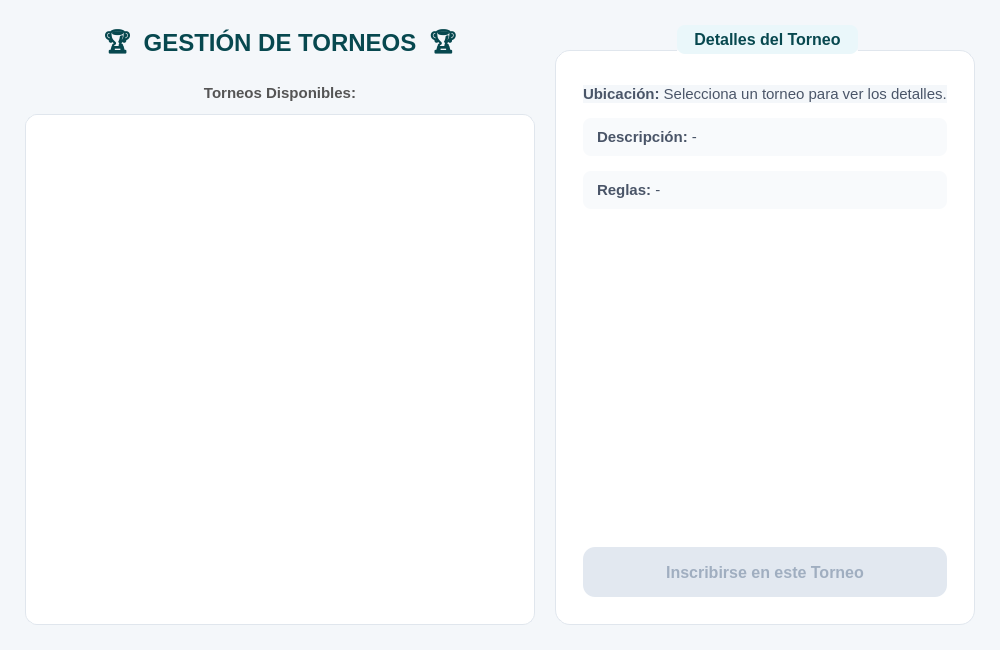
Above: Proyecto/src/vista/Ui/torneos.ui from OscarCollantesPenalba/Paladex before the change. Below: the same form after it.
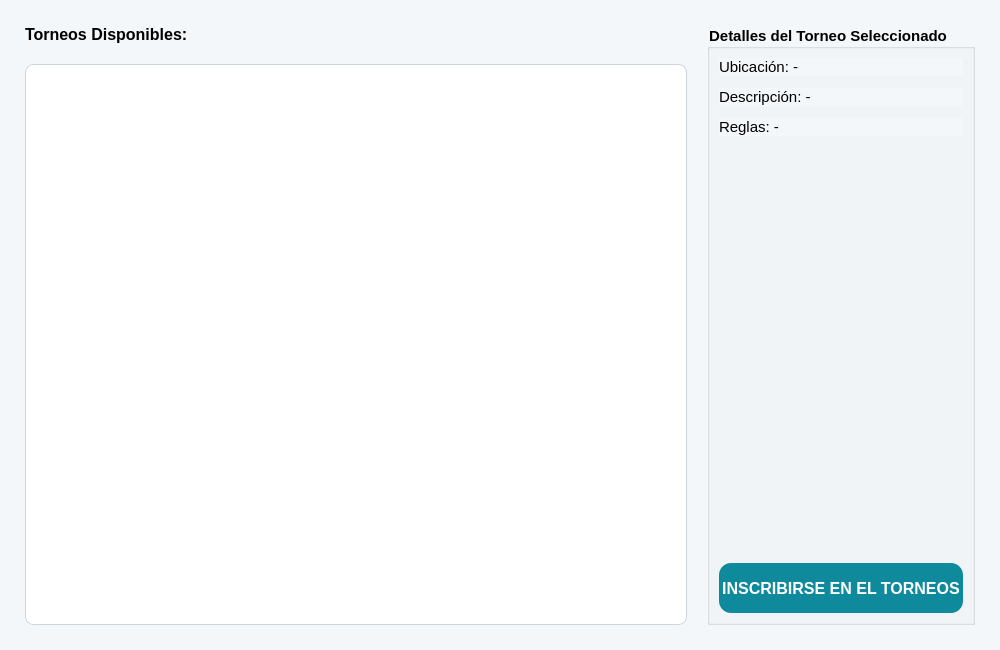
That is the form after the change.

What changed in the file:
```diff
--- a/Proyecto/src/vista/Ui/torneos.ui
+++ b/Proyecto/src/vista/Ui/torneos.ui
@@ -44,85 +44,25 @@
     </property>
     <item>
      <layout class="QVBoxLayout" name="verticalLayoutLista">
-      <property name="spacing">
-       <number>12</number>
-      </property>
       <item>
        <widget class="QLabel" name="label">
         <property name="font">
          <font>
           <family>Segoe UI</family>
-          <pointsize>18</pointsize>
+          <pointsize>12</pointsize>
           <weight>75</weight>
           <bold>true</bold>
          </font>
-        </property>
-        <property name="styleSheet">
-         <string notr="true">color: #07484F;</string>
-        </property>
-        <property name="text">
-         <string>🏆  GESTIÓN DE TORNEOS  🏆</string>
-        </property>
-        <property name="alignment">
-         <set>Qt::AlignCenter</set>
-        </property>
-       </widget>
-      </item>
-      <item>
-       <widget class="QLabel" name="lblLista">
-        <property name="font">
-         <font>
-          <family>Segoe UI</family>
-          <pointsize>11</pointsize>
-          <weight>75</weight>
-          <bold>true</bold>
-         </font>
-        </property>
-        <property name="styleSheet">
-         <string notr="true">color: #555555; margin-top: 5px;</string>
         </property>
         <property name="text">
          <string>Torneos Disponibles:</string>
         </property>
-        <property name="alignment">
-         <set>Qt::AlignCenter</set>
-        </property>
        </widget>
       </item>
       <item>
        <widget class="QListWidget" name="listTorneos">
-        <property name="font">
-         <font>
-          <family>Segoe UI</family>
-          <pointsize>11</pointsize>
-         </font>
-        </property>
         <property name="styleSheet">
-         <string notr="true">QListWidget {
-    background-color: white;
-    border: 1px solid #E0E6ED;
-    border-radius: 12px;
-    padding: 8px;
-    outline: none;
-}
-
-QListWidget::item {
-    padding: 12px;
-    border-radius: 8px;
-    margin-bottom: 4px;
-    color: #333333;
-}
-
-QListWidget::item:selected {
-    background-color: #0F8A9D;
-    color: white;
-    font-weight: bold;
-}
-
-QListWidget::item:hover:!selected {
-    background-color: #EAF7FA;
-    color: #0F8A9D;
-}</string>
+         <string notr="true">QListWidget { background-color: white; border: 1px solid #CBD5E1; border-radius: 8px; padding: 5px; } QListWidget::item { padding: 8px; }</string>
         </property>
        </widget>
       </item>
@@ -130,49 +70,20 @@
     </item>
     <item>
      <widget class="QGroupBox" name="groupDetalles">
+      <property name="title">
+       <string>Detalles del Torneo Seleccionado</string>
+      </property>
       <property name="font">
        <font>
         <family>Segoe UI</family>
-        <pointsize>12</pointsize>
+        <pointsize>11</pointsize>
         <weight>75</weight>
         <bold>true</bold>
        </font>
       </property>
-      <property name="styleSheet">
-       <string notr="true">QGroupBox {
-    background-color: white;
-    border: 1px solid #E0E6ED;
-    border-radius: 15px;
-    margin-top: 25px;
-}
-
-QGroupBox::title {
-    subcontrol-origin: margin;
-    subcontrol-position: top center;
-    padding: 5px 15px;
-    color: #07484F;
-    background-color: #EAF7FA;
-    border-radius: 8px;
-}</string>
-      </property>
-      <property name="title">
-       <string>Detalles del Torneo</string>
-      </property>
       <layout class="QVBoxLayout" name="verticalLayoutDetalles">
        <property name="spacing">
-        <number>15</number>
-       </property>
-       <property name="leftMargin">
-        <number>25</number>
-       </property>
-       <property name="topMargin">
-        <number>35</number>
-       </property>
-       <property name="rightMargin">
-        <number>25</number>
-       </property>
-       <property name="bottomMargin">
-        <number>25</number>
+        <number>12</number>
        </property>
        <item>
         <widget class="QLabel" name="lblUbicacion">
@@ -180,13 +91,12 @@
           <font>
            <family>Segoe UI</family>
            <pointsize>11</pointsize>
+           <weight>50</weight>
+           <bold>false</bold>
           </font>
          </property>
-         <property name="styleSheet">
-          <string notr="true">color: #4A5568;</string>
-         </property>
          <property name="text">
-          <string>&lt;b&gt;Ubicación:&lt;/b&gt; Selecciona un torneo para ver los detalles.</string>
+          <string>Ubicación: -</string>
          </property>
         </widget>
        </item>
@@ -196,16 +106,12 @@
           <font>
            <family>Segoe UI</family>
            <pointsize>11</pointsize>
+           <weight>50</weight>
+           <bold>false</bold>
           </font>
          </property>
-         <property name="styleSheet">
-          <string notr="true">color: #4A5568;
-background-color: #F8FAFC;
-border-radius: 8px;
-padding: 10px;</string>
-         </property>
          <property name="text">
-          <string>&lt;b&gt;Descripción:&lt;/b&gt; -</string>
+          <string>Descripción: -</string>
          </property>
          <property name="wordWrap">
           <bool>true</bool>
@@ -218,16 +124,12 @@
           <font>
            <family>Segoe UI</family>
            <pointsize>11</pointsize>
+           <weight>50</weight>
+           <bold>false</bold>
           </font>
          </property>
-         <property name="styleSheet">
-          <string notr="true">color: #4A5568;
-background-color: #F8FAFC;
-border-radius: 8px;
-padding: 10px;</string>
-         </property>
          <property name="text">
-          <string>&lt;b&gt;Reglas:&lt;/b&gt; -</string>
+          <string>Reglas: -</string>
          </property>
          <property name="wordWrap">
           <bool>true</bool>
@@ -242,16 +144,13 @@
          <property name="sizeHint" stdset="0">
           <size>
            <width>20</width>
-           <height>180</height>
+           <height>40</height>
           </size>
          </property>
         </spacer>
        </item>
        <item>
         <widget class="QPushButton" name="btnInscribirse">
-         <property name="enabled">
-          <bool>false</bool>
-         </property>
          <property name="minimumSize">
           <size>
            <width>0</width>
@@ -276,22 +175,15 @@
     border: none;
     border-radius: 12px;
 }
-
 QPushButton:hover {
     background-color: #17A6BC;
 }
-
 QPushButton:pressed {
     background-color: #0A6D7D;
-}
-
-QPushButton:disabled {
-    background-color: #E2E8F0;
-    color: #A0AEC0;
 }</string>
          </property>
          <property name="text">
-          <string>Inscribirse en este Torneo</string>
+          <string>INSCRIBIRSE EN EL TORNEOS</string>
          </property>
         </widget>
        </item>
```
Left out of the diff: 7 changed lines with no effect on the pictures.
